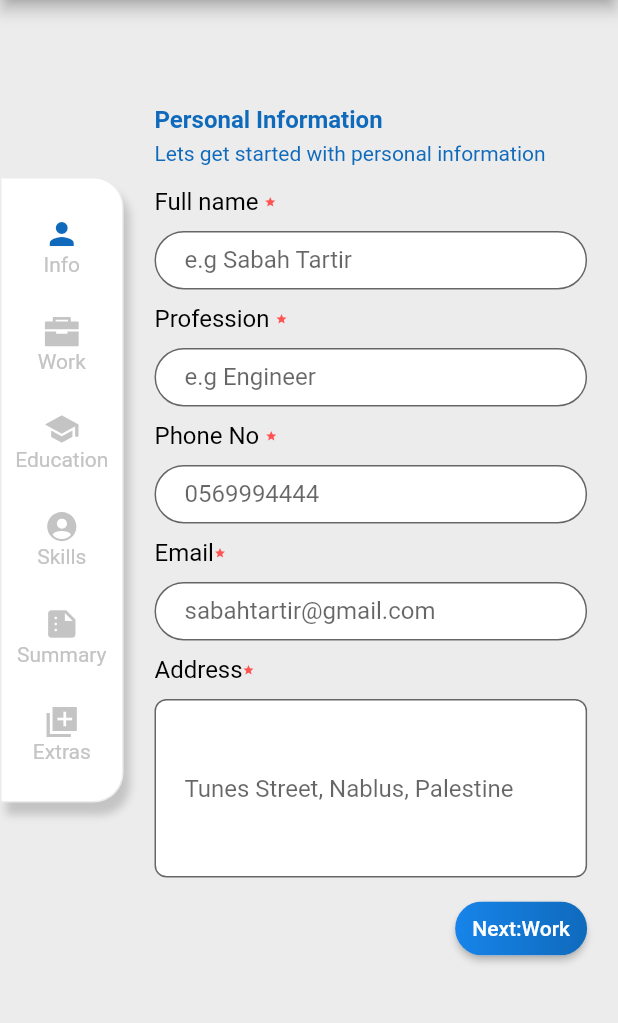
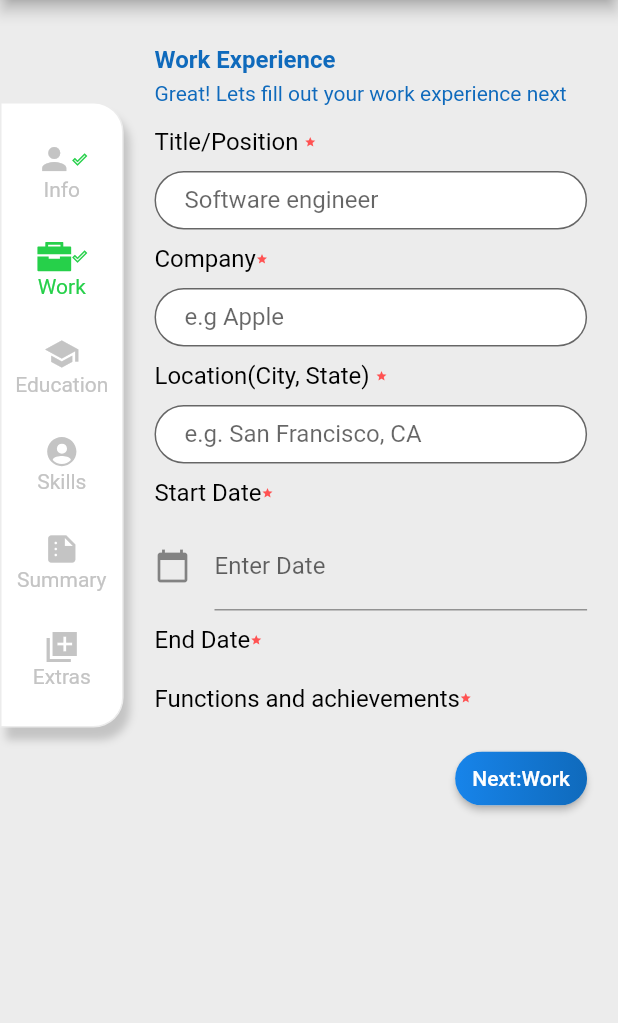
Before and after one commit to SabahTARTIR365/cv_builder_app, a Flutter app: the WorkScreen screen opened directly, on a phone screen of 412 x 824 dp, the part 84-1107 px from its top. Run offline on Flutter 3.47's test engine with Material 2 defaults, Android fonts, the phone set to English and light mode, and no system bars; our stand-ins replace dotted_border, iconsax, im_stepper, ionicons, open_file; missing offline and left inert: syncfusion_flutter_pdf.

Commit message:
adding date widget

```diff
--- a/lib/main.dart
+++ b/lib/main.dart
@@ -1,18 +1,36 @@
 import 'dart:async';
 import 'package:cv_builder_app/page2.dart';
+import 'package:cv_builder_app/providers/cv_provider.dart';
 import 'package:cv_builder_app/views/screens/build_cv_screen.dart';
 import 'package:cv_builder_app/views/screens/splash_screen.dart';
 import 'package:flutter/material.dart';
 import 'dart:typed_data';
 import 'package:cv_builder_app/mobile.dart';
+import 'package:provider/provider.dart';
 import 'package:syncfusion_flutter_pdf/pdf.dart';
 import 'package:flutter/services.dart' show rootBundle;
 
+import 'views/screens/work_screen.dart';
+
 void main() {
-  runApp(  const MaterialApp(
-    home: MyApp(),//BuildCvScreen(),//
-  ));
+  runApp( InitApp()  /*const MaterialApp(home: MyApp(),//BuildCvScreen(),// )*/
+  );
 }
+
+
+class InitApp extends StatelessWidget {
+  @override
+  Widget build(BuildContext context) {
+    // TODO: implement build
+    return ChangeNotifierProvider<CvProvider >(
+        create: (context) {
+          return CvProvider ();
+        },
+        child: MyApp ());
+  }
+}
+
+
 
 
 //for the cv and creating pdf
@@ -28,7 +46,7 @@ class MyApp extends StatelessWidget {
 
         primarySwatch: Colors.blue,
       ),
-      home: SplashScreen()//const MyHomePage(title: 'Flutter Demo Home Page'),
+      home: WorkScreen()//SplashScreen()//const MyHomePage(title: 'Flutter Demo Home Page'),
     );
   }
 }
--- a/lib/providers/cv_provider.dart
+++ b/lib/providers/cv_provider.dart
@@ -3,10 +3,12 @@ import 'package:flutter/material.dart';
 
 class CvProvider extends ChangeNotifier
 {
+  TextEditingController textEditingController = TextEditingController();
+
+
+
+
   Widget _buildFullName()
-  {
-
-    return Text('mmm');
-  }
+  {return Text('mmm');}
 
 }
--- a/lib/views/screens/work_screen.dart
+++ b/lib/views/screens/work_screen.dart
@@ -1,4 +1,5 @@
 import 'package:cv_builder_app/data/app_constants.dart';
+import 'package:cv_builder_app/providers/cv_provider.dart';
 import 'package:cv_builder_app/views/widgets/address_widget.dart';
 import 'package:cv_builder_app/views/widgets/input_prefab.dart';
 import 'package:cv_builder_app/views/widgets/next_button.dart';
@@ -6,7 +7,10 @@ import 'package:cv_builder_app/views/widgets/text_label_widget.dart';
 import 'package:flutter/cupertino.dart';
 import 'package:flutter/material.dart';
 import 'package:flutter/widgets.dart';
+import 'package:iconsax/iconsax.dart';
+import 'package:intl/intl.dart';
 import 'package:ionicons/ionicons.dart';
+import 'package:provider/provider.dart';
 
 class WorkScreen extends StatelessWidget
 {
@@ -26,11 +30,15 @@ class WorkScreen extends StatelessWidget
         ),
 
       ),
-      body: Row(
+      body:  Consumer<CvProvider>(builder: (context, provider, x) {
+        return Row(
           children: [
             Container(
-            width: MediaQuery.of(context).size.width*0.2,
-            decoration:  BoxDecoration
+              width: MediaQuery
+                  .of(context)
+                  .size
+                  .width * 0.2,
+              decoration: BoxDecoration
                 (
                 border: Border.all
                   (
@@ -41,7 +49,7 @@ class WorkScreen extends StatelessWidget
                     topRight: Radius.circular(20.0),
                     bottomRight: Radius.circular(20.0)
                 ),
-              color:   Colors.white,
+                color: Colors.white,
                 boxShadow: [
                   BoxShadow(
                     color: appDarkGray,
@@ -50,29 +58,41 @@ class WorkScreen extends StatelessWidget
                   ),
                 ],
               ),
-            margin: EdgeInsets.only(top:10,),
+              margin: EdgeInsets.only(top: 10,),
               child:
               SingleChildScrollView(
                 child: Column(
-                children:[
+                  children: [
                     const SizedBox(height: 25,),
-                  Icon(Icons.person,color:appBlue ),
-                  Text('Info',style: TextStyle(color: appDarkGray),),
+                    Row(
+                      mainAxisAlignment: MainAxisAlignment.center,
+                      children: [
+                        Icon(Icons.person, color: appDarkGray),
+                        Icon(Icons.done_outline, size: 10, color: appGreen,)
+                      ],
+                    ),
+                    Text('Info', style: TextStyle(color: appDarkGray),),
                     const SizedBox(height: 25,),
-                  Icon(Ionicons.briefcase_sharp,color:appDarkGray),
-                  Text('Work',style: TextStyle(color: appDarkGray),),
+                    Row(
+                      mainAxisAlignment: MainAxisAlignment.center,
+                      children: [
+                        Icon(Ionicons.briefcase_sharp, color: appGreen),
+                        Icon(Icons.done_outline, size: 10, color: appGreen,)
+                      ],
+                    ),
+                    Text('Work', style: TextStyle(color: appGreen),),
                     const SizedBox(height: 25,),
-                  Icon(Icons.school,color:appDarkGray),
-                  Text('Education',style: TextStyle(color: appDarkGray),),
+                    Icon(Icons.school, color: appDarkGray),
+                    Text('Education', style: TextStyle(color: appDarkGray),),
                     const SizedBox(height: 25,),
-                  Icon(Ionicons.person_circle_sharp,color:appDarkGray),
-                  Text('Skills',style: TextStyle(color: appDarkGray),),
+                    Icon(Ionicons.person_circle_sharp, color: appDarkGray),
+                    Text('Skills', style: TextStyle(color: appDarkGray),),
                     const SizedBox(height: 25,),
-                  Icon(Icons.summarize,color:appDarkGray),
-                  Text('Summary',style: TextStyle(color: appDarkGray),),
+                    Icon(Icons.summarize, color: appDarkGray),
+                    Text('Summary', style: TextStyle(color: appDarkGray),),
                     const SizedBox(height: 25,),
-                  Icon(Icons.library_add_sharp,color:appDarkGray),
-                  Text('Extras',style: TextStyle(color: appDarkGray),),
+                    Icon(Icons.library_add_sharp, color: appDarkGray),
+                    Text('Extras', style: TextStyle(color: appDarkGray),),
                     const SizedBox(height: 25,),
 
                   ],
@@ -80,52 +100,101 @@ class WorkScreen extends StatelessWidget
               ),
             ),
             Container(
-            width: MediaQuery.of(context).size.width*0.70,
-            margin: EdgeInsets.only(top:70,left:MediaQuery.of(context).size.width*0.05),
+              width: MediaQuery
+                  .of(context)
+                  .size
+                  .width * 0.70,
+              margin: EdgeInsets.only(top: 30, left: MediaQuery
+                  .of(context)
+                  .size
+                  .width * 0.05),
               // color: Colors.red,
               child: SingleChildScrollView(
                 child:
                 Column(
                   crossAxisAlignment: CrossAxisAlignment.start,
                   children: [
-                  Text('Personal Information',style:
-                  TextStyle(fontSize: 16,color:appBlue,fontWeight: FontWeight.bold),),
-                  const  SizedBox(height: 5,),
-                  Text('Lets get started with personal information' ,style:
-                  TextStyle(fontSize: 14,color:appBlue),),
-                  const  SizedBox(height: 15,),
-                  TextLabelWidget('Full name '),
-                  const  SizedBox(height: 10,),
-                  InputPrefab(labelText: 'e.g Sabah Tartir',onSaved: (String ) {  },),
-                  const  SizedBox(height: 10,),
-                  TextLabelWidget('Profession '),
-                  const  SizedBox(height: 10,),
-                  InputPrefab(labelText: 'e.g Engineer',onSaved: (String ) {  },),
-                  const  SizedBox(height: 10,),
-                  TextLabelWidget('Phone No '),
-                  const  SizedBox(height: 10,),
-                  InputPrefab(labelText: '0569994444',onSaved: (String ) {  },),
-                  const  SizedBox(height: 10,),
-                  TextLabelWidget('Email'),
-                  const  SizedBox(height: 10,),
-                  InputPrefab(labelText: 'sabahtartir@gmail.com',onSaved: (String ) {  },),
-                  const  SizedBox(height: 10,),
-                  TextLabelWidget('Address'),
-                  const  SizedBox(height: 10,),
-                  AddressWidget(labelText: 'Tunes Street, Nablus, Palestine',onSaved: (String ) {  },),
-                  const  SizedBox(height: 10,),
+
+                    Text('Work Experience', style:
+                    TextStyle(fontSize: 16,
+                        color: appBlue,
+                        fontWeight: FontWeight.bold),),
+                    const SizedBox(height: 5,),
+                    Text(
+                      'Great! Lets fill out your work experience next', style:
+                    TextStyle(fontSize: 14, color: appBlue),),
+                    const SizedBox(height: 15,),
+                    TextLabelWidget('Title/Position '),
+                    const SizedBox(height: 10,),
+                    InputPrefab(
+                      labelText: 'Software engineer', onSaved: (String) {},),
+                    const SizedBox(height: 10,),
+                    TextLabelWidget('Company'),
+                    const SizedBox(height: 10,),
+                    InputPrefab(labelText: 'e.g Apple', onSaved: (String) {},),
+                    const SizedBox(height: 10,),
+                    TextLabelWidget('Location(City, State) '),
+                    const SizedBox(height: 10,),
+                    InputPrefab(labelText: 'e.g. San Francisco, CA',
+                      onSaved: (String) {},),
+                    const SizedBox(height: 10,),
+                    TextLabelWidget('Start Date'),
+                    const SizedBox(height: 10,),
+                    // field
+                    TextFormField(
+                        controller: provider.textEditingController, //editing controller of this TextField
+                        decoration: const InputDecoration(
+                            icon: Icon(Icons.calendar_today), //icon of text field
+                            labelText: "Enter Date" //label text of field
+                        ),
+                        readOnly: true,  // when true user cannot edit text
+                        onTap: () async {
+                          //when click we have to show the datepicker
+                          DateTime? pickedDate = await showDatePicker(
+                              context: context,
+                              initialDate: DateTime.now(), //get today's date
+                              firstDate:DateTime(2000), //DateTime.now() - not to allow to choose before today.
+                              lastDate: DateTime(2101)
+                          );
+                          if(pickedDate != null ){
+                            print(pickedDate);  //get the picked date in the format => 2022-07-04 00:00:00.000
+                            String formattedDate = DateFormat('yyyy-MM-dd').format(pickedDate); // format date in required form here we use yyyy-MM-dd that means time is removed
+                            print(formattedDate); //formatted date output using intl package =>  2022-07-04
+                            //You can format date as per your need
+                              provider.textEditingController.text = formattedDate; //set foratted date to TextField value.
+                              }else{
+                            print("Date is not selected");
+                             }
+
+
+
+
+
+                        }
+                    ),
+                    //
+                    const SizedBox(height: 10,),
+                    TextLabelWidget('End Date'),
+                    const SizedBox(height: 10,),
+                       // field
+                    const SizedBox(height: 10,),
+                    TextLabelWidget('Functions and achievements'),
+                    const SizedBox(height: 10,),
+                    // field
+
+                    const SizedBox(height: 10,),
                     Row(
                       mainAxisAlignment: MainAxisAlignment.end,
                       children: [
-                      NextButton(text: 'Next:Work', onPressed: () {  }, ),
+                        NextButton(text: 'Next:Work', onPressed: () {},),
                       ],
                     ),
                   ],
                 ),),
             ),
-
-
-        ],),
+          ],);
+      }
+      ),
     );
   }
 
--- a/pubspec.yaml
+++ b/pubspec.yaml
@@ -45,6 +45,7 @@ dependencies:
   cupertino_stepper: ^0.2.1
   iconsax: ^0.0.8
   ionicons: ^0.1.2
+  intl: ^0.17.0
 
 
 
```
Also changed, not shown: pubspec.lock. Lines whose indentation alone changed are shown as unchanged.
